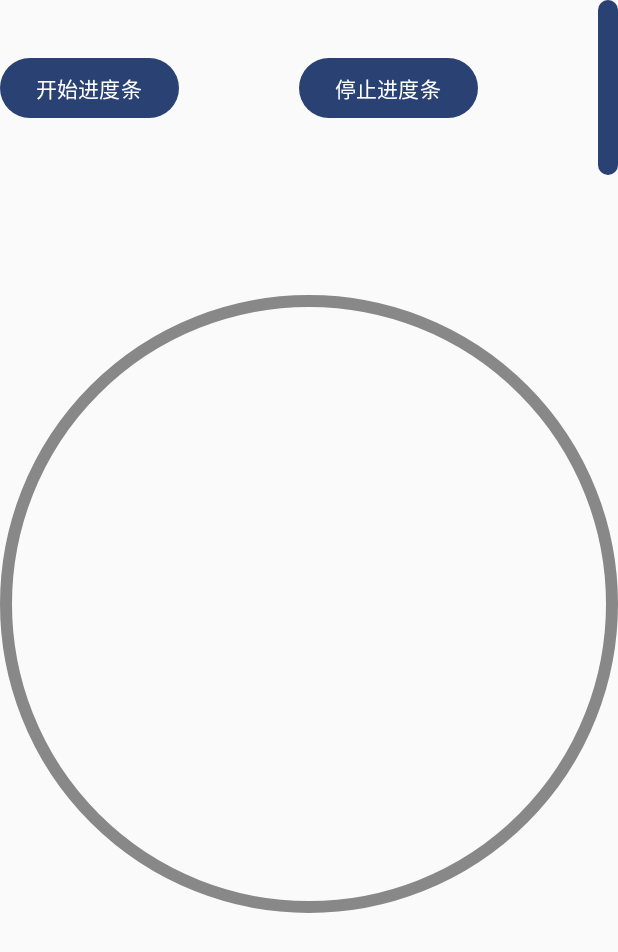
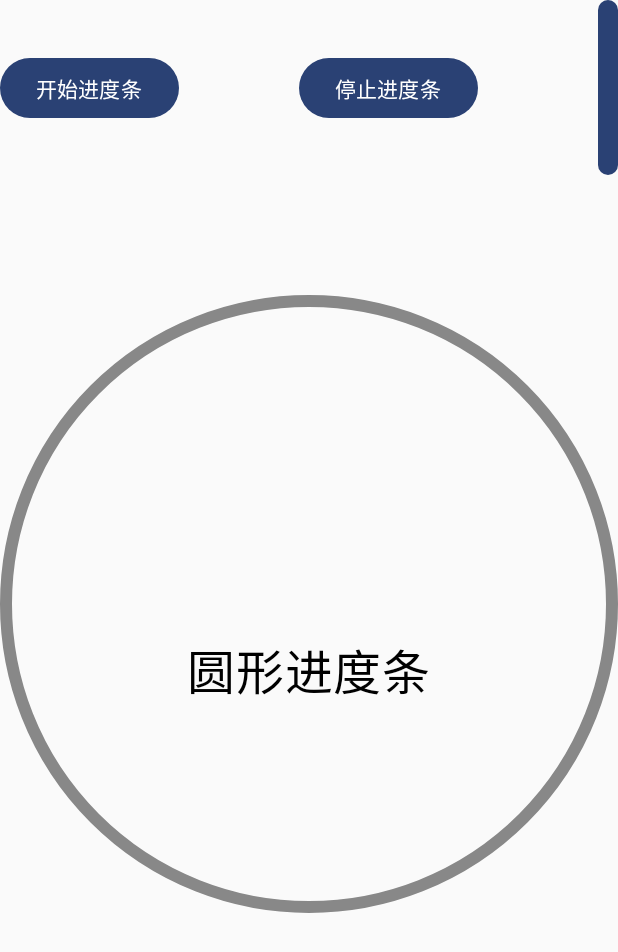
Before and after one commit to puppet16/ComposeTutorial, an Android app built with Jetpack Compose: the CircularProgressActivity screen opened directly, with no data from a screen before it, on a phone screen of 412 x 824 dp. Shown: the top 952 px of the screen. Run offline under Robolectric (Android 15) with nearby library versions, the phone set to English and light mode, and no system bars.

Commit message:
feat(圆形进度条):添加圆形进度条

```diff
--- a/app/src/main/java/cn/ltt/luck/compose/activity/CircularProgressActivity.kt
+++ b/app/src/main/java/cn/ltt/luck/compose/activity/CircularProgressActivity.kt
@@ -1,5 +1,6 @@
 package cn.ltt.luck.compose.activity
 
+import androidx.compose.foundation.layout.Box
 import androidx.compose.foundation.layout.Column
 import androidx.compose.foundation.layout.Row
 import androidx.compose.foundation.layout.Spacer
@@ -17,6 +18,7 @@ import androidx.compose.ui.Modifier
 import androidx.compose.ui.tooling.preview.Preview
 import androidx.compose.ui.unit.DpSize
 import androidx.compose.ui.unit.dp
+import androidx.compose.ui.unit.sp
 import cn.ltt.luck.compose.activity.base.BaseActivity
 import cn.ltt.luck.compose.util.LogUtil
 import cn.ltt.luck.compose.widget.CustomCircularProgress
@@ -68,6 +70,7 @@ class CircularProgressActivity : BaseActivity() {
             }
 
             Spacer(modifier = Modifier.size(80.dp, 80.dp))
+            Box(modifier = Modifier.size(500.dp, 500.dp), contentAlignment = Alignment.Center) {
             if (show) {
                 CustomCircularProgress(start, size = DpSize(500.dp, 500.dp)) { finished, progress ->
                     LogUtil.d("CustomCircularProgress", "是否结束：$finished, 进度：$progress")
@@ -75,6 +78,8 @@ class CircularProgressActivity : BaseActivity() {
                         show = false
                     }
                 }
+            }
+                Text(text = "圆形进度条", fontSize = 32.sp)
             }
         }
     }
```
